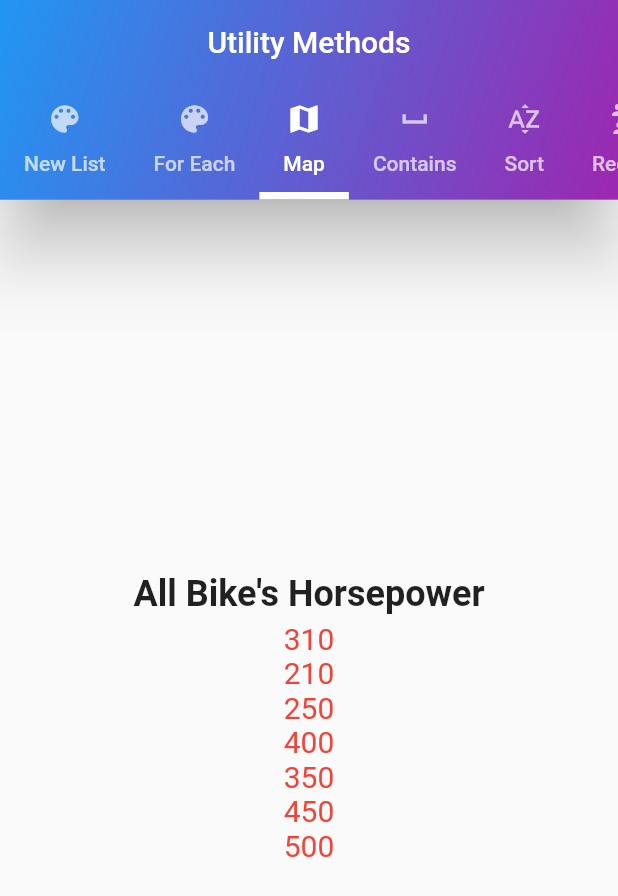
After one commit to vkmapp/app_component, a Flutter app: the TabBarWidget screen opened directly, tab 3 chosen, on a phone screen of 412 x 824 dp. The commit adds this screen. Shown: the top 896 px of the screen. Run offline on Flutter 3.47's test engine with Material 2 defaults, Android fonts, the phone set to English and light mode, and no system bars; our stand-ins replace backdrop, get_it, google_fonts, scroll_snap_list; missing offline and left inert: user_profile_avatar; network calls fail.

Commit message:
Data List

```diff
--- /dev/null
+++ b/lib/data_list/data/bikes.dart
@@ -0,0 +1,27 @@
+class Bike {
+  final String name;
+  final int horsepower;
+
+  const Bike({
+    required this.name,
+    required this.horsepower,
+  });
+}
+
+List<Bike> bikes = [
+  Bike(name: 'Kawasaki', horsepower: 310),
+  Bike(name: 'Honda', horsepower: 210),
+  Bike(name: 'Suzuki', horsepower: 250),
+  Bike(name: 'BMW', horsepower: 400),
+  Bike(name: 'Harley Davidson', horsepower: 350),
+  Bike(name: 'Yamaha', horsepower: 450),
+  Bike(name: 'Hayabusa', horsepower: 500),
+];
+
+/// Build New Dropdown list
+class NewListData {
+  final int id;
+  final String value;
+
+  NewListData(this.id, this.value);
+}
--- /dev/null
+++ b/lib/data_list/main.dart
@@ -0,0 +1,72 @@
+import 'package:app_component/data_list/page/foreach_page.dart';
+import 'package:flutter/material.dart';
+import 'package:flutter/services.dart';
+import 'package:app_component/data_list/page/contains_page.dart';
+import 'package:app_component/data_list/page/every_page.dart';
+import 'package:app_component/data_list/page/expand_page.dart';
+import 'package:app_component/data_list/page/fold_page.dart';
+import 'package:app_component/data_list/page/foreach_page.dart';
+import 'package:app_component/data_list/page/from_page.dart';
+import 'package:app_component/data_list/page/map_page.dart';
+import 'package:app_component/data_list/page/reduce_page.dart';
+import 'package:app_component/data_list/page/sort_page.dart';
+import 'package:app_component/data_list/page/take_skip_page.dart';
+import 'package:app_component/data_list/page/where_page.dart';
+import 'package:app_component/data_list/widget/tabbar_widget.dart';
+
+import 'page/new_list.dart';
+
+Future main() async {
+  WidgetsFlutterBinding.ensureInitialized();
+  await SystemChrome.setPreferredOrientations([
+    DeviceOrientation.portraitUp,
+    DeviceOrientation.portraitDown,
+  ]);
+
+  runApp(MyApp());
+}
+
+class MyApp extends StatelessWidget {
+  @override
+  Widget build(BuildContext context) {
+    return MaterialApp(
+      debugShowCheckedModeBanner: false,
+      home: MainPage(),
+    );
+  }
+}
+
+class MainPage extends StatelessWidget {
+  @override
+  Widget build(BuildContext context) => TabBarWidget(
+        title: 'Utility Methods',
+        tabs: [
+          Tab(icon: Icon(Icons.color_lens), text: 'New List'),
+          Tab(icon: Icon(Icons.color_lens), text: 'For Each'),
+          Tab(icon: Icon(Icons.map), text: 'Map'),
+          Tab(icon: Icon(Icons.space_bar), text: 'Contains'),
+          Tab(icon: Icon(Icons.sort_by_alpha), text: 'Sort'),
+          Tab(icon: Icon(Icons.reduce_capacity), text: 'Reduce'),
+          Tab(icon: Icon(Icons.reduce_capacity), text: 'Fold'),
+          Tab(icon: Icon(Icons.all_inclusive), text: 'Every'),
+          Tab(icon: Icon(Icons.question_answer_outlined), text: 'Where'),
+          Tab(icon: Icon(Icons.skip_next), text: 'Take & Skip'),
+          Tab(icon: Icon(Icons.copy), text: 'From'),
+          Tab(icon: Icon(Icons.expand), text: 'Expand'),
+        ],
+        children: [
+          NewList(),
+          ForEachPage(),
+          MapPage(),
+          ContainsPage(),
+          SortPage(),
+          ReducePage(),
+          FoldPage(),
+          EveryPage(),
+          WherePage(),
+          TakeSkipPage(),
+          FromPage(),
+          ExpandPage(),
+        ],
+      );
+}
--- /dev/null
+++ b/lib/data_list/page/every_page.dart
@@ -0,0 +1,17 @@
+import 'package:flutter/material.dart';
+import 'package:app_component/data_list/data/bikes.dart';
+import 'package:app_component/data_list/widget/value_widget.dart';
+
+class EveryPage extends StatelessWidget {
+  @override
+  Widget build(BuildContext context) {
+    final isHighHorsepower = bikes.every((bike) => bike.horsepower >= 2000);
+
+    return Center(
+      child: ValueWidget(
+        title: 'All High Horsepower?',
+        value: isHighHorsepower.toString(),
+      ),
+    );
+  }
+}
--- /dev/null
+++ b/lib/data_list/page/map_page.dart
@@ -0,0 +1,28 @@
+import 'package:flutter/material.dart';
+import 'package:app_component/data_list/data/bikes.dart';
+
+class MapPage extends StatelessWidget {
+  @override
+  Widget build(BuildContext context) {
+    final allHorsepower = bikes.map((bike) {
+      final horsepower = bike.horsepower.toString();
+
+      return Text(
+        horsepower,
+        style: TextStyle(fontSize: 20, color: Colors.red),
+      );
+    }).toList();
+
+    return Column(
+      mainAxisAlignment: MainAxisAlignment.center,
+      children: [
+        Text(
+          'All Bike\'s Horsepower',
+          style: TextStyle(fontSize: 24, fontWeight: FontWeight.bold),
+        ),
+        const SizedBox(height: 4),
+        ...allHorsepower,
+      ],
+    );
+  }
+}
--- /dev/null
+++ b/lib/data_list/page/where_page.dart
@@ -0,0 +1,29 @@
+import 'package:flutter/material.dart';
+import 'package:app_component/data_list/data/bikes.dart';
+import 'package:app_component/data_list/widget/value_widget.dart';
+
+class WherePage extends StatelessWidget {
+  @override
+  Widget build(BuildContext context) {
+    final bikesShortNamed = bikes.where((bike) => bike.name.length <= 5);
+    final bikesStartsH = bikes.where((bike) => bike.name.startsWith('H'));
+    final bikeMaxHP = bikes.singleWhere((bike) => bike.horsepower > 450);
+
+    return Column(
+      mainAxisAlignment: MainAxisAlignment.center,
+      children: [
+        ValuesWidget(
+          title: 'Bikes With H',
+          values: bikesStartsH.map((bike) => bike.name).toList(),
+        ),
+        const SizedBox(height: 24),
+        ValuesWidget(
+          title: 'Bikes Short Names',
+          values: bikesShortNamed.map((bike) => bike.name).toList(),
+        ),
+        const SizedBox(height: 24),
+        ValueWidget(title: 'Best Bike', value: bikeMaxHP.name),
+      ],
+    );
+  }
+}
--- /dev/null
+++ b/lib/data_list/widget/tabbar_widget.dart
@@ -0,0 +1,43 @@
+import 'package:flutter/material.dart';
+
+class TabBarWidget extends StatelessWidget {
+  final String title;
+  final List<Tab> tabs;
+  final List<Widget> children;
+
+  const TabBarWidget({
+    Key? key,
+    required this.title,
+    required this.tabs,
+    required this.children,
+  }) : super(key: key);
+
+  @override
+  Widget build(BuildContext context) => DefaultTabController(
+        length: tabs.length,
+        child: Scaffold(
+          appBar: AppBar(
+            title: Text(title),
+            centerTitle: true,
+            flexibleSpace: Container(
+              decoration: BoxDecoration(
+                gradient: LinearGradient(
+                  colors: [Colors.purple, Colors.blue],
+                  begin: Alignment.bottomRight,
+                  end: Alignment.topLeft,
+                ),
+              ),
+            ),
+            bottom: TabBar(
+              isScrollable: true,
+              indicatorColor: Colors.white,
+              indicatorWeight: 5,
+              tabs: tabs,
+            ),
+            elevation: 20,
+            titleSpacing: 20,
+          ),
+          body: TabBarView(children: children),
+        ),
+      );
+}
--- a/lib/main.dart
+++ b/lib/main.dart
@@ -11,6 +11,8 @@ import 'package:get_it/get_it.dart';
 import 'package:google_fonts/google_fonts.dart';
 import 'package:provider/provider.dart';
 
+import 'List/history_page.dart';
+import 'List/list_history.dart';
 import 'layout/site_layout.dart';
 
 /// This is our global ServiceLocator
@@ -53,7 +55,7 @@ class MyApp extends StatelessWidget {
         //textTheme: GoogleFonts.poppinsTextTheme(),
         //scaffoldBackgroundColor: kPrimary,
       ),
-      home: const DashboardWithBackdrop() //DashboardMobile(),//const BaseLayout(),
+      home: Scaffold(body: HistoryPage())//DashboardWithBackdrop() //DashboardMobile(),//const BaseLayout(),
 
       ///const ClockPage(),
     );
```
Also changed, not shown: lib/data_list/data/cars.dart (added, +8 -0 lines), lib/data_list/page/contains_page.dart (added, +16 -0 lines), lib/data_list/page/expand_page.dart (added, +19 -0 lines), lib/data_list/page/fold_page.dart (added, +26 -0 lines), lib/data_list/page/foreach_page.dart (added, +23 -0 lines), lib/data_list/page/from_page.dart (added, +26 -0 lines), lib/data_list/page/new_list.dart (added, +23 -0 lines), lib/data_list/page/reduce_page.dart (added, +17 -0 lines), lib/data_list/page/sort_page.dart (added, +19 -0 lines), lib/data_list/page/take_skip_page.dart (added, +31 -0 lines), lib/data_list/widget/value_widget.dart (added, +55 -0 lines), lib/pages/color.dart (+13 -0 lines).
